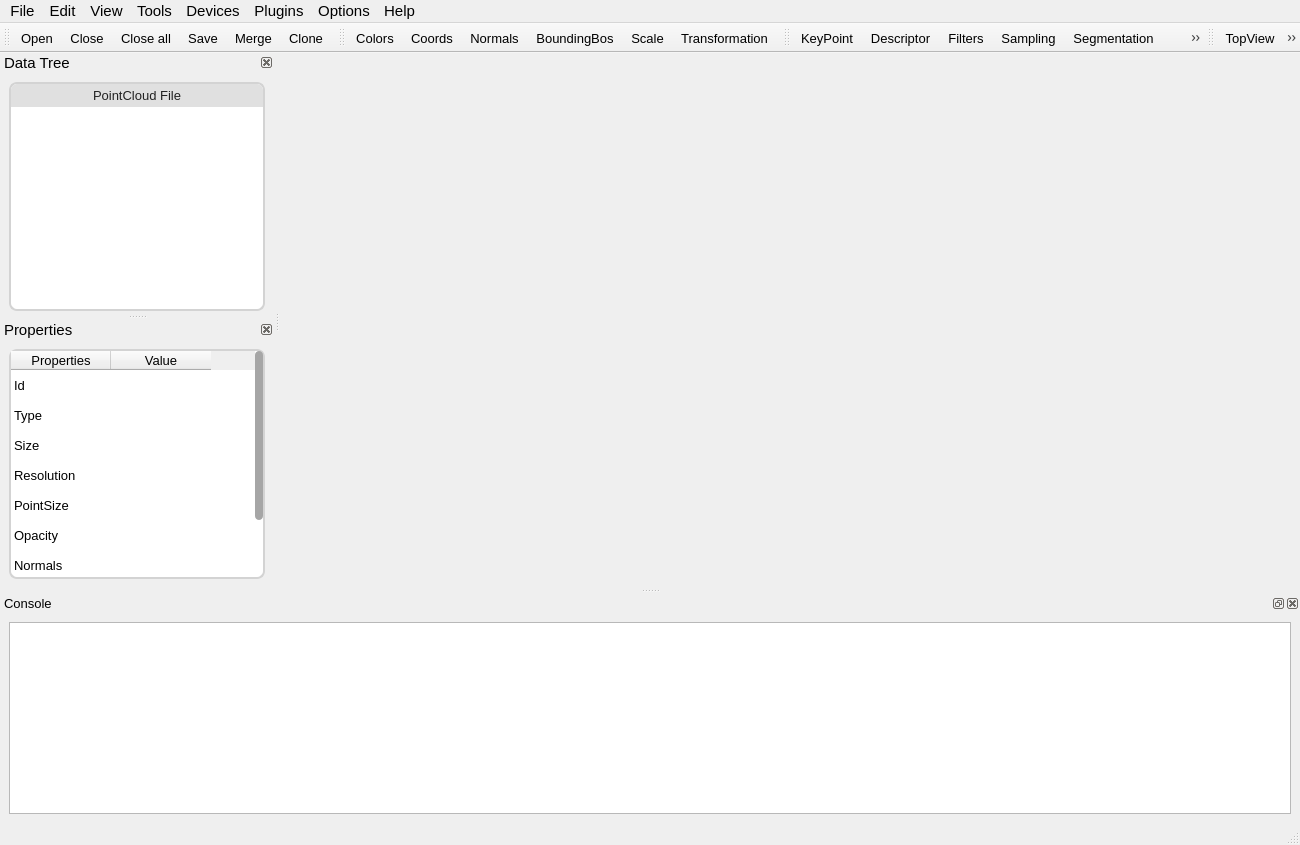
Qt form cloudtool/mainwindow.ui (Libaocheng3811/CloudTool2) before a commit.
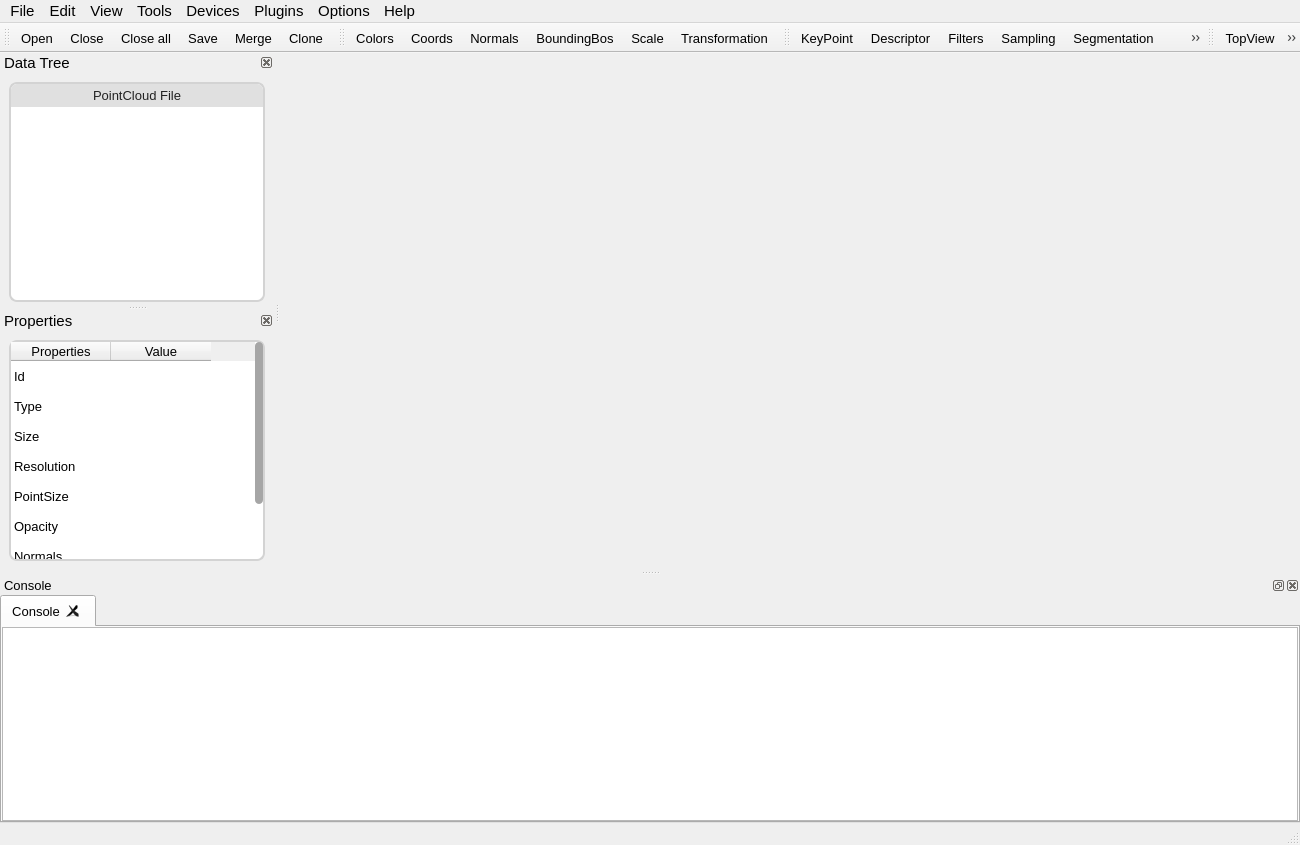
The same form after that commit. Icons and pictures are not drawn. Custom widgets are drawn as their Qt base class.

```diff
--- a/cloudtool/mainwindow.ui
+++ b/cloudtool/mainwindow.ui
@@ -600,12 +600,21 @@
    <attribute name="dockWidgetArea">
     <number>8</number>
    </attribute>
-   <widget class="QWidget" name="dockWidgetContents_4">
-    <layout class="QVBoxLayout" name="verticalLayout_4">
-     <item>
-      <widget class="ct::Console" name="console"/>
-     </item>
-    </layout>
+   <widget class="QTabWidget" name="consoleTabWidget">
+    <property name="tabPosition">
+     <enum>QTabWidget::North</enum>
+    </property>
+    <property name="tabsClosable">
+     <bool>true</bool>
+    </property>
+    <property name="currentIndex">
+     <number>0</number>
+    </property>
+    <widget class="ct::Console" name="console">
+     <attribute name="title">
+      <string>Console</string>
+     </attribute>
+    </widget>
    </widget>
   </widget>
   <widget class="QToolBar" name="FileBar">
```
Left out of the diff: 44 changed lines with no effect on the pictures.
